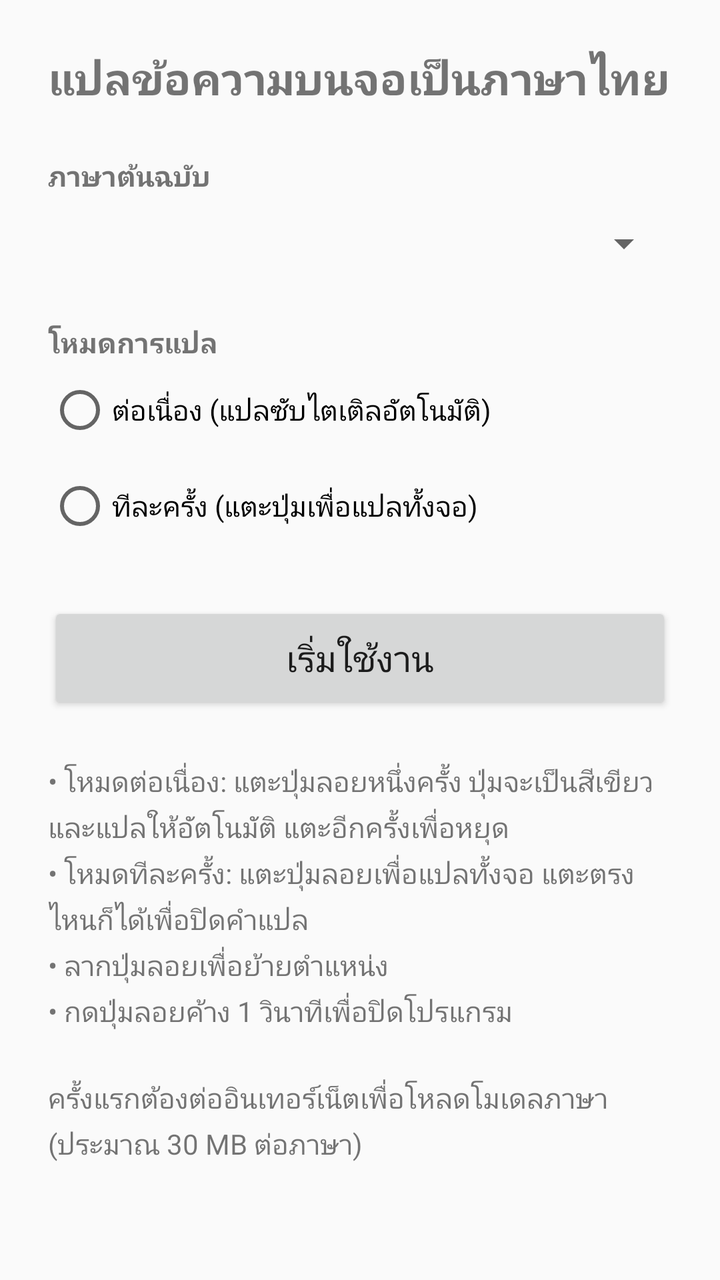
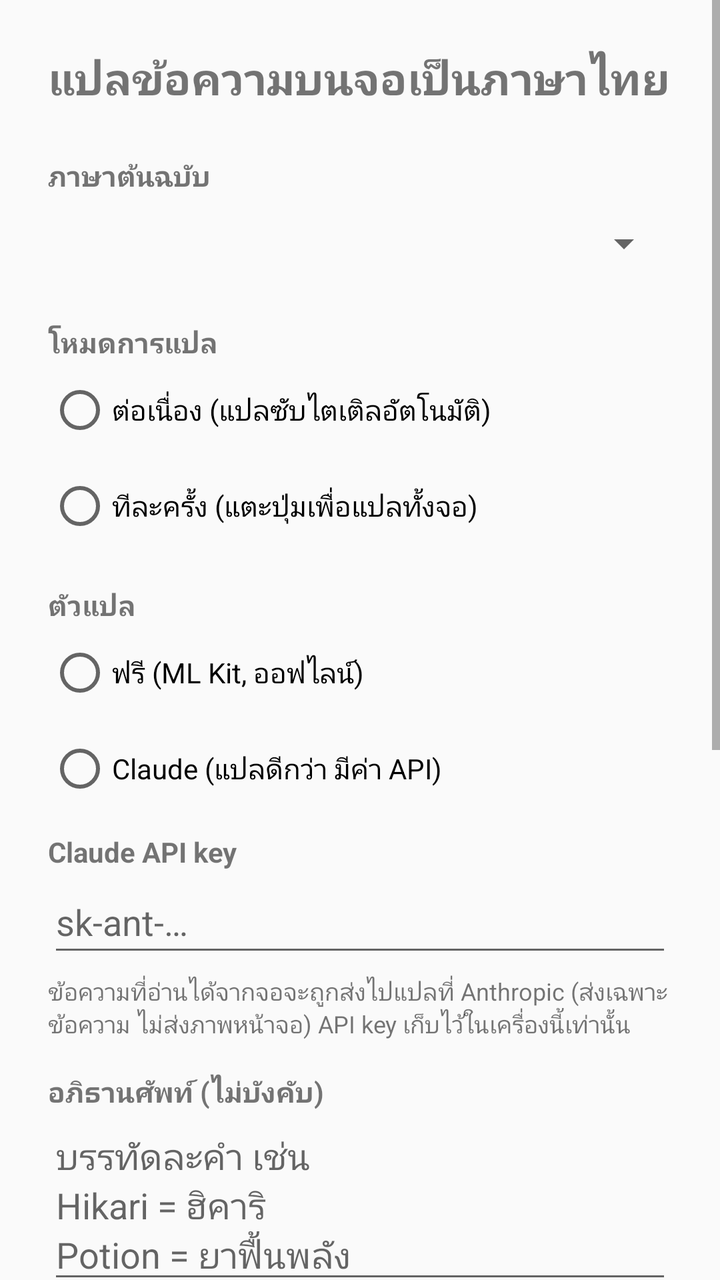

Two renders of the same Android screen: before a commit and after it. Below are the layout's source before the change and the commit's diff.
<!-- AndroidManifest.xml: application theme Theme.ScreenTranslator -->
<!-- res/layout/activity_main.xml -->
<?xml version="1.0" encoding="utf-8"?>
<ScrollView xmlns:android="http://schemas.android.com/apk/res/android"
    android:layout_width="match_parent"
    android:layout_height="match_parent">

    <LinearLayout
        android:layout_width="match_parent"
        android:layout_height="wrap_content"
        android:orientation="vertical"
        android:padding="24dp">

        <TextView
            android:layout_width="match_parent"
            android:layout_height="wrap_content"
            android:text="@string/title"
            android:textSize="22sp"
            android:textStyle="bold" />

        <TextView
            android:layout_width="match_parent"
            android:layout_height="wrap_content"
            android:layout_marginTop="24dp"
            android:text="@string/source_language"
            android:textStyle="bold" />

        <Spinner
            android:id="@+id/language"
            android:layout_width="match_parent"
            android:layout_height="48dp" />

        <TextView
            android:layout_width="match_parent"
            android:layout_height="wrap_content"
            android:layout_marginTop="16dp"
            android:text="@string/mode"
            android:textStyle="bold" />

        <RadioGroup
            android:id="@+id/mode"
            android:layout_width="match_parent"
            android:layout_height="wrap_content">

            <RadioButton
                android:id="@+id/mode_continuous"
                android:layout_width="match_parent"
                android:layout_height="wrap_content"
                android:minHeight="48dp"
                android:text="@string/mode_continuous" />

            <RadioButton
                android:id="@+id/mode_once"
                android:layout_width="match_parent"
                android:layout_height="wrap_content"
                android:minHeight="48dp"
                android:text="@string/mode_once" />
        </RadioGroup>

        <Button
            android:id="@+id/start"
            android:layout_width="match_parent"
            android:layout_height="56dp"
            android:layout_marginTop="24dp"
            android:text="@string/start"
            android:textSize="18sp" />

        <TextView
            android:layout_width="match_parent"
            android:layout_height="wrap_content"
            android:layout_marginTop="24dp"
            android:lineSpacingExtra="4dp"
            android:text="@string/help" />
    </LinearLayout>
</ScrollView>
<!-- resources referenced by this layout -->
<resources>
  <string name="help">• โหมดต่อเนื่อง: แตะปุ่มลอยหนึ่งครั้ง ปุ่มจะเป็นสีเขียวและแปลให้อัตโนมัติ แตะอีกครั้งเพื่อหยุด\n• โหมดทีละครั้ง: แตะปุ่มลอยเพื่อแปลทั้งจอ แตะตรงไหนก็ได้เพื่อปิดคำแปล\n• ลากปุ่มลอยเพื่อย้ายตำแหน่ง\n• กดปุ่มลอยค้าง 1 วินาทีเพื่อปิดโปรแกรม\n\nครั้งแรกต้องต่ออินเทอร์เน็ตเพื่อโหลดโมเดลภาษา (ประมาณ 30 MB ต่อภาษา)</string>
  <string name="mode">โหมดการแปล</string>
  <string name="mode_continuous">ต่อเนื่อง (แปลซับไตเติลอัตโนมัติ)</string>
  <string name="mode_once">ทีละครั้ง (แตะปุ่มเพื่อแปลทั้งจอ)</string>
  <string name="source_language">ภาษาต้นฉบับ</string>
  <string name="start">เริ่มใช้งาน</string>
  <string name="title">แปลข้อความบนจอเป็นภาษาไทย</string>
  <style name="Theme.ScreenTranslator" parent="Theme.AppCompat.DayNight.DarkActionBar">
          <item name="colorPrimary">#1E88E5</item>
          <item name="colorPrimaryDark">#1565C0</item>
          <item name="colorAccent">#43A047</item>
      </style>
</resources>

<!-- the commit's change to res/layout/activity_main.xml (unified diff, before → after) -->
@@ -55,6 +55,91 @@
                 android:text="@string/mode_once" />
         </RadioGroup>
 
+        <TextView
+            android:layout_width="match_parent"
+            android:layout_height="wrap_content"
+            android:layout_marginTop="16dp"
+            android:text="@string/engine"
+            android:textStyle="bold" />
+
+        <RadioGroup
+            android:id="@+id/engine"
+            android:layout_width="match_parent"
+            android:layout_height="wrap_content">
+
+            <RadioButton
+                android:id="@+id/engine_free"
+                android:layout_width="match_parent"
+                android:layout_height="wrap_content"
+                android:minHeight="48dp"
+                android:text="@string/engine_free" />
+
+            <RadioButton
+                android:id="@+id/engine_claude"
+                android:layout_width="match_parent"
+                android:layout_height="wrap_content"
+                android:minHeight="48dp"
+                android:text="@string/engine_claude" />
+        </RadioGroup>
+
+        <LinearLayout
+            android:id="@+id/api_key_section"
+            android:layout_width="match_parent"
+            android:layout_height="wrap_content"
+            android:orientation="vertical">
+
+            <TextView
+                android:layout_width="match_parent"
+                android:layout_height="wrap_content"
+                android:layout_marginTop="8dp"
+                android:text="@string/api_key"
+                android:textStyle="bold" />
+
+            <EditText
+                android:id="@+id/api_key"
+                android:layout_width="match_parent"
+                android:layout_height="wrap_content"
+                android:minHeight="48dp"
+                android:hint="@string/api_key_hint"
+                android:importantForAutofill="no"
+                android:inputType="textPassword"
+                android:singleLine="true" />
+
+            <TextView
+                android:layout_width="match_parent"
+                android:layout_height="wrap_content"
+                android:layout_marginTop="4dp"
+                android:text="@string/privacy_note"
+                android:textSize="12sp" />
+        </LinearLayout>
+
+        <TextView
+            android:layout_width="match_parent"
+            android:layout_height="wrap_content"
+            android:layout_marginTop="16dp"
+            android:text="@string/glossary"
+            android:textStyle="bold" />
+
+        <EditText
+            android:id="@+id/glossary"
+            android:layout_width="match_parent"
+            android:layout_height="wrap_content"
+            android:gravity="top|start"
+            android:hint="@string/glossary_hint"
+            android:importantForAutofill="no"
+            android:inputType="textMultiLine"
+            android:maxLines="10"
+            android:minLines="3"
+            android:scrollbars="vertical" />
+
+        <Button
+            android:id="@+id/load_czn"
+            style="?android:attr/buttonStyleSmall"
+            android:layout_width="wrap_content"
+            android:layout_height="wrap_content"
+            android:minHeight="48dp"
+            android:text="@string/load_czn" />
+
         <Button
             android:id="@+id/start"
             android:layout_width="match_parent"
<!-- resource entries referenced after the edit -->
@@ -1,9 +1,18 @@
 <!-- resources referenced by this layout -->
 <resources>
-  <string name="help">• โหมดต่อเนื่อง: แตะปุ่มลอยหนึ่งครั้ง ปุ่มจะเป็นสีเขียวและแปลให้อัตโนมัติ แตะอีกครั้งเพื่อหยุด\n• โหมดทีละครั้ง: แตะปุ่มลอยเพื่อแปลทั้งจอ แตะตรงไหนก็ได้เพื่อปิดคำแปล\n• ลากปุ่มลอยเพื่อย้ายตำแหน่ง\n• กดปุ่มลอยค้าง 1 วินาทีเพื่อปิดโปรแกรม\n\nครั้งแรกต้องต่ออินเทอร์เน็ตเพื่อโหลดโมเดลภาษา (ประมาณ 30 MB ต่อภาษา)</string>
+  <string name="api_key">Claude API key</string>
+  <string name="api_key_hint">sk-ant-…</string>
+  <string name="engine">ตัวแปล</string>
+  <string name="engine_claude">Claude (แปลดีกว่า มีค่า API)</string>
+  <string name="engine_free">ฟรี (ML Kit, ออฟไลน์)</string>
+  <string name="glossary">อภิธานศัพท์ (ไม่บังคับ)</string>
+  <string name="glossary_hint">บรรทัดละคำ เช่น\nHikari = ฮิคาริ\nPotion = ยาฟื้นพลัง</string>
+  <string name="help">• โหมดต่อเนื่อง: แตะปุ่มลอยหนึ่งครั้ง ปุ่มจะเป็นสีเขียวและแปลให้อัตโนมัติ แตะอีกครั้งเพื่อหยุด\n• โหมดทีละครั้ง: แตะปุ่มลอยเพื่อแปลทั้งจอ แตะตรงไหนก็ได้เพื่อปิดคำแปล\n• ลากปุ่มลอยเพื่อย้ายตำแหน่ง\n• กดปุ่มลอยค้าง 1 วินาทีเพื่อปิดโปรแกรม\n\nแบบฟรี: ครั้งแรกต้องต่ออินเทอร์เน็ตเพื่อโหลดโมเดลภาษา (ประมาณ 30 MB ต่อภาษา) หลังจากนั้นใช้ออฟไลน์ได้\nแบบ Claude: ต้องต่ออินเทอร์เน็ต และมีค่า API ตามจำนวนข้อความที่แปล</string>
+  <string name="load_czn">ใส่คำศัพท์ Chaos Zero Nightmare</string>
   <string name="mode">โหมดการแปล</string>
   <string name="mode_continuous">ต่อเนื่อง (แปลซับไตเติลอัตโนมัติ)</string>
   <string name="mode_once">ทีละครั้ง (แตะปุ่มเพื่อแปลทั้งจอ)</string>
+  <string name="privacy_note">ข้อความที่อ่านได้จากจอจะถูกส่งไปแปลที่ Anthropic (ส่งเฉพาะข้อความ ไม่ส่งภาพหน้าจอ) API key เก็บไว้ในเครื่องนี้เท่านั้น</string>
   <string name="source_language">ภาษาต้นฉบับ</string>
   <string name="start">เริ่มใช้งาน</string>
   <string name="title">แปลข้อความบนจอเป็นภาษาไทย</string>
